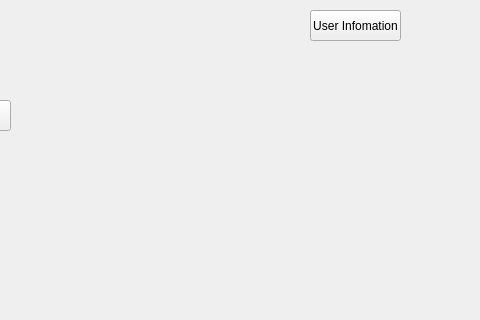
Before: the Qt Designer form mainwindow.ui in oppaii230205/travel-agency-management, drawn with Qt 5; both pictures show x 320 to 800 and y 0 to 320 of the 800 by 600 pixel window.
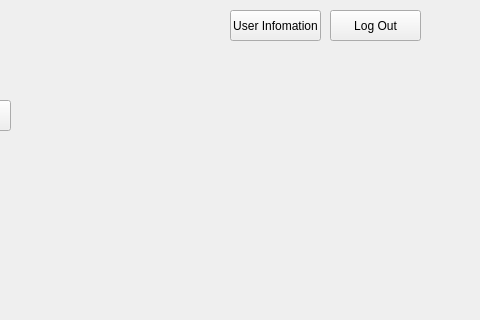
After: the same form once the commit is applied.

Commit message: Logout Button

Diff of the .ui file:
```diff
--- a/mainwindow.ui
+++ b/mainwindow.ui
@@ -43,7 +43,7 @@
    <widget class="QPushButton" name="btnShowUserInfomation">
     <property name="geometry">
      <rect>
-      <x>630</x>
+      <x>550</x>
       <y>10</y>
       <width>91</width>
       <height>31</height>
@@ -66,6 +66,19 @@
      <string/>
     </property>
    </widget>
+   <widget class="QPushButton" name="btnLogOut">
+    <property name="geometry">
+     <rect>
+      <x>650</x>
+      <y>10</y>
+      <width>91</width>
+      <height>31</height>
+     </rect>
+    </property>
+    <property name="text">
+     <string>Log Out</string>
+    </property>
+   </widget>
   </widget>
   <widget class="QMenuBar" name="menubar">
    <property name="geometry">
```
The commit also changes 6 other files.
